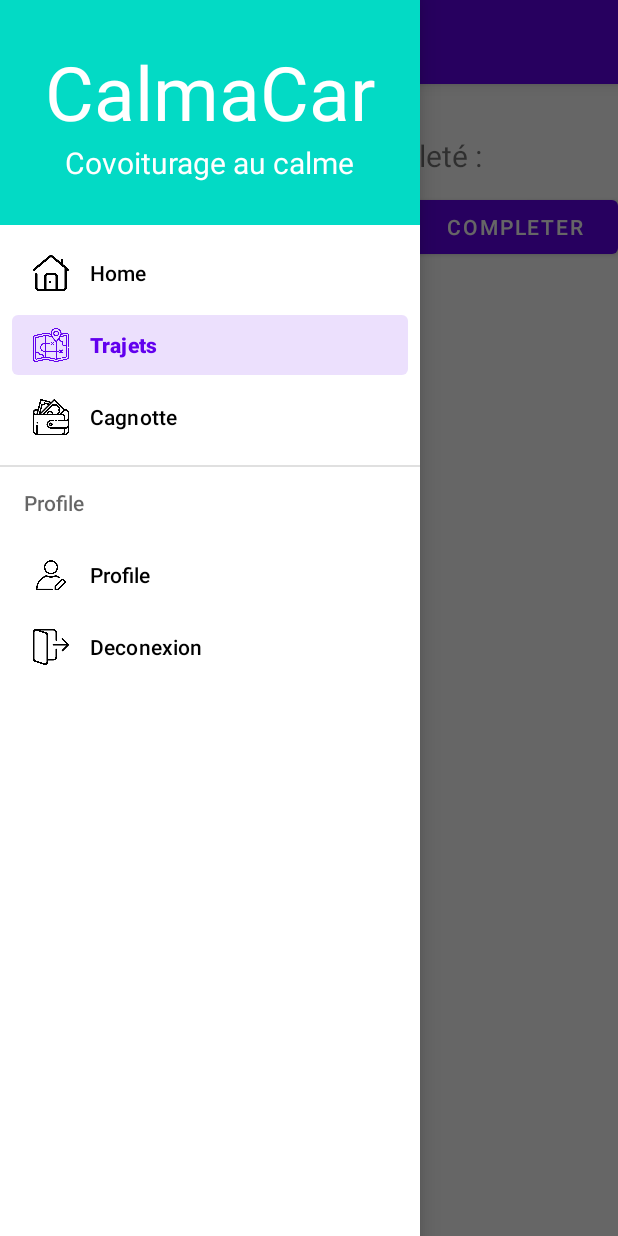
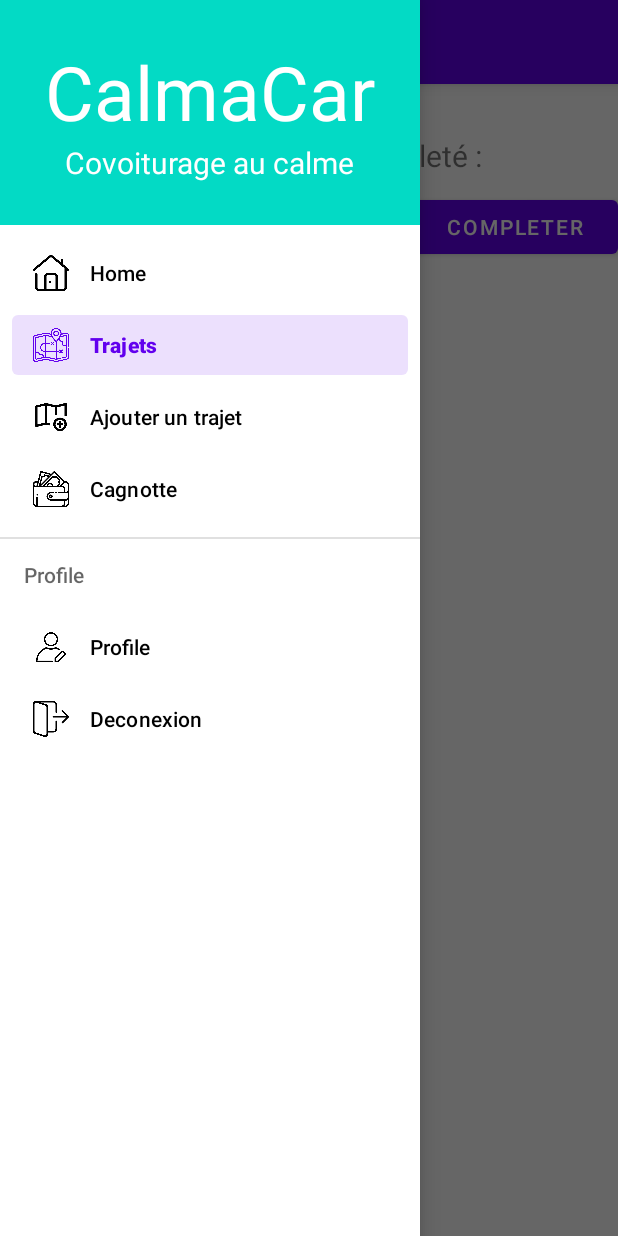
Before and after one commit to mazouakh/CalmaCar, an Android app: the HomeActivity screen opened directly, with no data from a screen before it, in the side drawer, after a tap on "Trajets", on a phone screen of 412 x 824 dp. Run offline under Robolectric (Android 15) with nearby library versions, the phone set to English and light mode, and no system bars; our stand-ins replace Firebase (no records; nobody signed in at launch, a user with empty details on screens opened directly).

Commit message:
Create Trip Fragment . adding a new entry in the nav drawer menu for creating a trip . Displaying CreateTripFragment in HomeActivity using nav drawer . added a form to create a new trip that gets sent to the db

```diff
--- a/app/src/main/java/com/example/calmacar/CreateTripFragment.java
+++ b/app/src/main/java/com/example/calmacar/CreateTripFragment.java
@@ -8,6 +8,7 @@ import android.view.LayoutInflater;
 import android.view.View;
 import android.view.ViewGroup;
 import android.widget.Button;
+import android.widget.EditText;
 
 import com.google.firebase.auth.FirebaseAuth;
 
@@ -28,7 +29,8 @@ public class CreateTripFragment extends Fragment {
     private String mParam2;
 
     // References
-    private Button btn_addTrip;
+    private Button btn_addTrip, btn_date;
+    private EditText et_startCity, et_endCity;
     private TripsManager tripsManager;
 
     public CreateTripFragment() {
@@ -72,12 +74,21 @@ public class CreateTripFragment extends Fragment {
 
         // Hooks
         btn_addTrip = view.findViewById(R.id.btn_addTrip);
+        btn_date = view.findViewById(R.id.btn_date);
+        et_startCity = view.findViewById(R.id.et_startCity);
+        et_endCity = view.findViewById(R.id.et_endCity);
 
         // Click Listeners
         btn_addTrip.setOnClickListener(new View.OnClickListener() {
             @Override
             public void onClick(View view) {
-                tripsManager.createNewTrip(FirebaseAuth.getInstance().getUid(), "08/03/2023", "Tours", "Lyon");
+
+                tripsManager.createNewTrip(
+                        getActivity().getApplicationContext(),
+                        FirebaseAuth.getInstance().getUid(),
+                        btn_date.getText().toString(),
+                        et_startCity.getText().toString(),
+                        et_endCity.getText().toString());
             }
         });
 
--- a/app/src/main/java/com/example/calmacar/HomeActivity.java
+++ b/app/src/main/java/com/example/calmacar/HomeActivity.java
@@ -132,6 +132,17 @@ public class HomeActivity extends AppCompatActivity implements NavigationView.On
                 startActivity(intent);
                 finish();
                 break;
+            case R.id.nav_add_trip:
+                // show add trip fragment
+                if (getSupportFragmentManager().findFragmentById(R.id.frag_home) instanceof CreateTripFragment)
+                    break;
+
+                // Load profile fragment
+                getSupportFragmentManager().beginTransaction()
+                        .setTransition(FragmentTransaction.TRANSIT_FRAGMENT_FADE)
+                        .replace(R.id.frag_home, CreateTripFragment.newInstance("",""))
+                        .commit();
+                break;
         }
 
         return true;
--- a/app/src/main/res/menu/main_menu.xml
+++ b/app/src/main/res/menu/main_menu.xml
@@ -10,6 +10,10 @@
             android:id="@+id/nav_trips"
             android:title="Trajets"
             android:icon="@drawable/ic_map"/>
+        <item
+            android:id="@+id/nav_add_trip"
+            android:title="Ajouter un trajet"
+            android:icon="@drawable/ic_add_trip"/>
         <item
             android:id="@+id/nav_wallet"
             android:title="Cagnotte"
```
Also changed, not shown: app/src/main/res/layout/fragment_create_trip.xml (+6 -1 lines), app/src/main/res/drawable/ic_add_trip.png (added).
